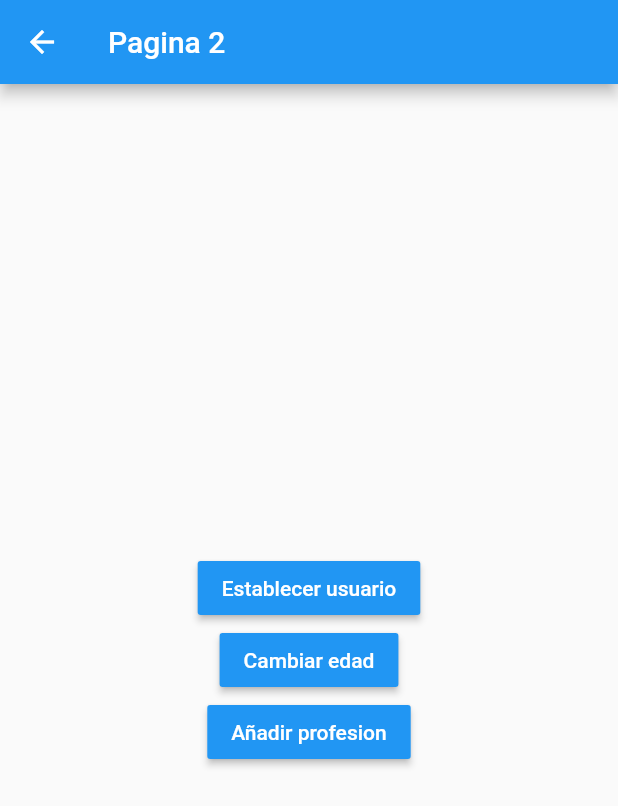
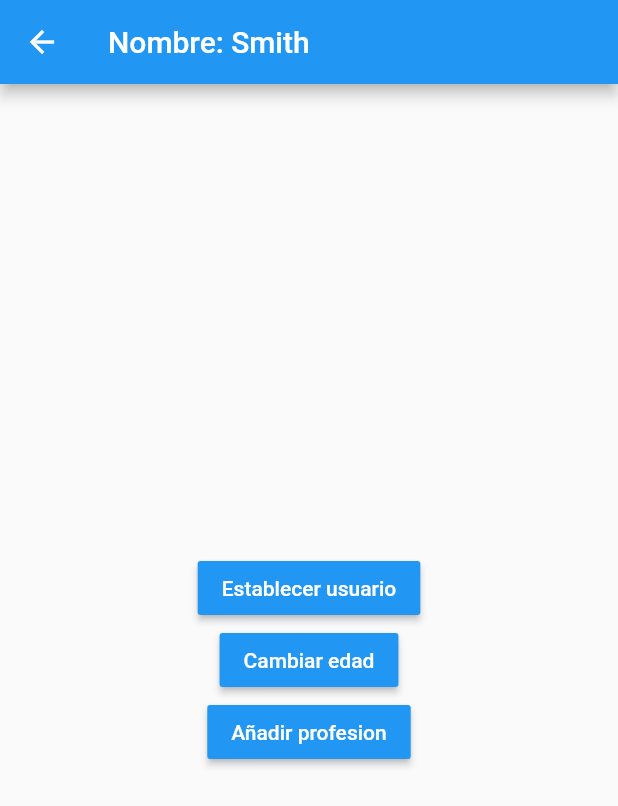
Before and after one commit to SmithHB01/flutter-estados-app, a Flutter app: the Pagina2Page screen opened by its route, after a tap on "Establecer usuario", on a phone screen of 412 x 824 dp. Shown: the top 806 px of the screen. Run offline on Flutter 3.47's test engine with Material 2 defaults, Android fonts, the phone set to English and light mode, and no system bars; accounts and stored records are empty.

Commit message:
Fin Singleton

```diff
--- a/lib/models/usuario.dart
+++ b/lib/models/usuario.dart
@@ -1,14 +1,15 @@
+
 
 class Usuario {
 
   String nombre;
-  int edad;
-  List<String> profesiones;
+  int? edad;
+  List<String>? profesiones;
 
   Usuario({
     required this.nombre,
-    required this.edad,
-    required this.profesiones,
+    this.edad,
+    this.profesiones,
   });
 
 }
--- a/lib/pages/pagina1_page.dart
+++ b/lib/pages/pagina1_page.dart
@@ -1,4 +1,7 @@
 import 'package:flutter/material.dart';
+
+import 'package:estados_app/models/usuario.dart';
+import 'package:estados_app/services/usuario_service.dart';
 
 
 class Pagina1Page extends StatelessWidget {
@@ -11,7 +14,18 @@ class Pagina1Page extends StatelessWidget {
       appBar: AppBar(
         title: const Text('Pagina 1'),
       ),
-      body: const InformacionUsuario(),
+
+      body: StreamBuilder(
+        stream: usuarioService.usuarioStream,
+        builder: (BuildContext context, AsyncSnapshot<Usuario> snapshot) {
+
+          return snapshot.hasData
+            ? InformacionUsuario( snapshot.data! )
+            : const Center( child: Text('No hay informacion del usuario') );
+        },
+      ),
+
+
      floatingActionButton: FloatingActionButton(
       onPressed: () =>  Navigator.pushNamed(context, 'pagina2'),
       child: const Icon( Icons.navigate_next_outlined),
@@ -21,7 +35,10 @@ class Pagina1Page extends StatelessWidget {
 }
 
 class InformacionUsuario extends StatelessWidget {
-  const InformacionUsuario({super.key});
+
+  final Usuario usuario;
+
+  const InformacionUsuario(this.usuario, {super.key});
 
   @override
   Widget build(BuildContext context) {
@@ -29,23 +46,23 @@ class InformacionUsuario extends StatelessWidget {
       height: double.infinity,
       width: double.infinity,
       padding: const EdgeInsets.all(20.0),
-      child: const Column(
+      child: Column(
         crossAxisAlignment: CrossAxisAlignment.start,
         children: [
-          Text('General', style: TextStyle( fontSize: 18, fontWeight: FontWeight.bold) ),
+          const Text('General', style: TextStyle( fontSize: 18, fontWeight: FontWeight.bold) ),
 
-          Divider(),
+          const Divider(),
 
-          ListTile( title: Text('Nombre:') ),
-          ListTile( title: Text('Edad:') ),
+          ListTile( title: Text('Nombre: ${ usuario.nombre}') ),
+          ListTile( title: Text('Edad: ${usuario.edad}') ),
 
-          Text('Profesiones', style: TextStyle( fontSize: 18, fontWeight: FontWeight.bold) ),
+          const Text('Profesiones', style: TextStyle( fontSize: 18, fontWeight: FontWeight.bold) ),
 
-          Divider(),
+          const Divider(),
 
-          ListTile( title: Text('Profesion 1') ),
-          ListTile( title: Text('Profesion 2') ),
-          ListTile( title: Text('Profesion 3') ),
+          const ListTile( title: Text('Profesion 1') ),
+          const ListTile( title: Text('Profesion 2') ),
+          const ListTile( title: Text('Profesion 3') ),
         ],
       ),
     );
--- a/lib/pages/pagina2_page.dart
+++ b/lib/pages/pagina2_page.dart
@@ -1,4 +1,7 @@
 import 'package:flutter/material.dart';
+
+import 'package:estados_app/models/usuario.dart';
+import 'package:estados_app/services/usuario_service.dart';
 
 
 class Pagina2Page extends StatelessWidget {
@@ -9,7 +12,15 @@ class Pagina2Page extends StatelessWidget {
   Widget build(BuildContext context) {
     return Scaffold(
       appBar: AppBar(
-        title: const Text('Pagina 2'),
+        title: StreamBuilder(
+        stream: usuarioService.usuarioStream,
+        builder: (BuildContext context, AsyncSnapshot<Usuario> snapshot) {
+
+          return snapshot.hasData
+            ?  Text('Nombre: ${ snapshot.data!.nombre}')
+            : const  Text('Pagina 2');
+        },
+      ),
       ),
       body: Center(
         child: Column(
@@ -19,6 +30,8 @@ class Pagina2Page extends StatelessWidget {
             MaterialButton(
               onPressed: () {
 
+                final nuevoUsuario = Usuario( nombre: 'Smith', edad: 25 );
+                usuarioService.cargarUsuario(nuevoUsuario);
               },
               color: Colors.blue,
               child: const Text('Establecer usuario', style: TextStyle( color: Colors.white ) ),
@@ -26,6 +39,8 @@ class Pagina2Page extends StatelessWidget {
 
             MaterialButton(
               onPressed: () {
+
+                usuarioService.cambiarEdad(30);
 
               },
               color: Colors.blue,
--- /dev/null
+++ b/lib/services/usuario_service.dart
@@ -0,0 +1,32 @@
+import 'dart:async';
+
+import 'package:estados_app/models/usuario.dart';
+
+class _UsuarioService {
+
+ Usuario? _usuario;
+
+ final StreamController<Usuario> _usuarioStreamController = StreamController<Usuario>.broadcast();
+
+  Usuario get usuario => _usuario!;
+  bool get existeUsuario => ( _usuario != null ) ? true : false;
+
+  Stream<Usuario> get usuarioStream => _usuarioStreamController.stream;
+
+  void cargarUsuario( Usuario user ) {
+    _usuario = user;
+    _usuarioStreamController.add(user);
+  }
+
+  void cambiarEdad( int edad ) {
+    _usuario!.edad = edad;
+    _usuarioStreamController.add( _usuario!);
+  }
+
+  dispose() {
+    _usuarioStreamController.close();
+  }
+
+}
+
+final usuarioService =  _UsuarioService();
```
